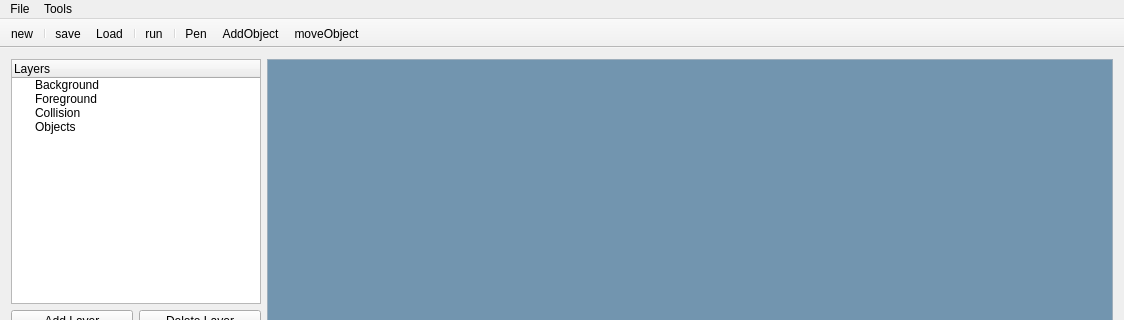
Before: the Qt Designer form mainwindow.ui in MadMac/PlatformerLevelEditor, drawn with Qt 5; both pictures show x 0 to 1124 and y 0 to 320 of the 1124 by 622 pixel window.
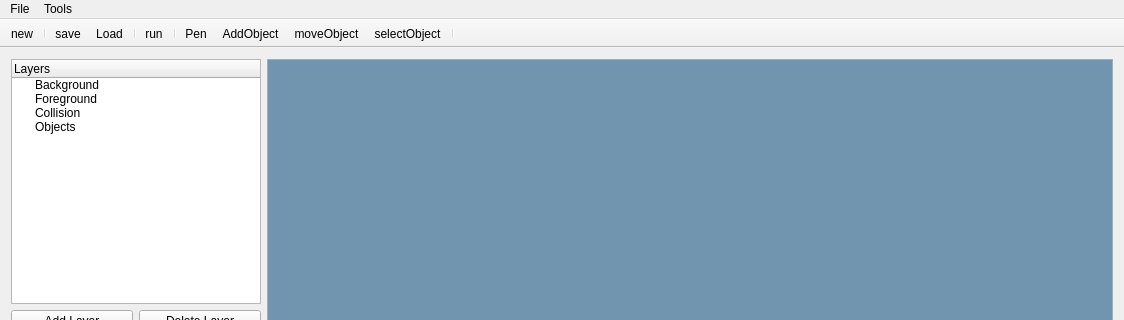
After: the same form once the commit is applied. Icons and pictures are not drawn.

Patch:
```diff
--- a/mainwindow.ui
+++ b/mainwindow.ui
@@ -497,6 +497,8 @@
    <addaction name="actionPen"/>
    <addaction name="actionAddObject"/>
    <addaction name="actionMoveObject"/>
+   <addaction name="actionActionSelectObject"/>
+   <addaction name="separator"/>
   </widget>
   <widget class="QMenuBar" name="menuBar">
    <property name="geometry">
@@ -605,6 +607,11 @@
     <string>Pen</string>
    </property>
   </action>
+  <action name="actionActionSelectObject">
+   <property name="text">
+    <string>selectObject</string>
+   </property>
+  </action>
  </widget>
  <layoutdefault spacing="6" margin="11"/>
  <resources/>
```
